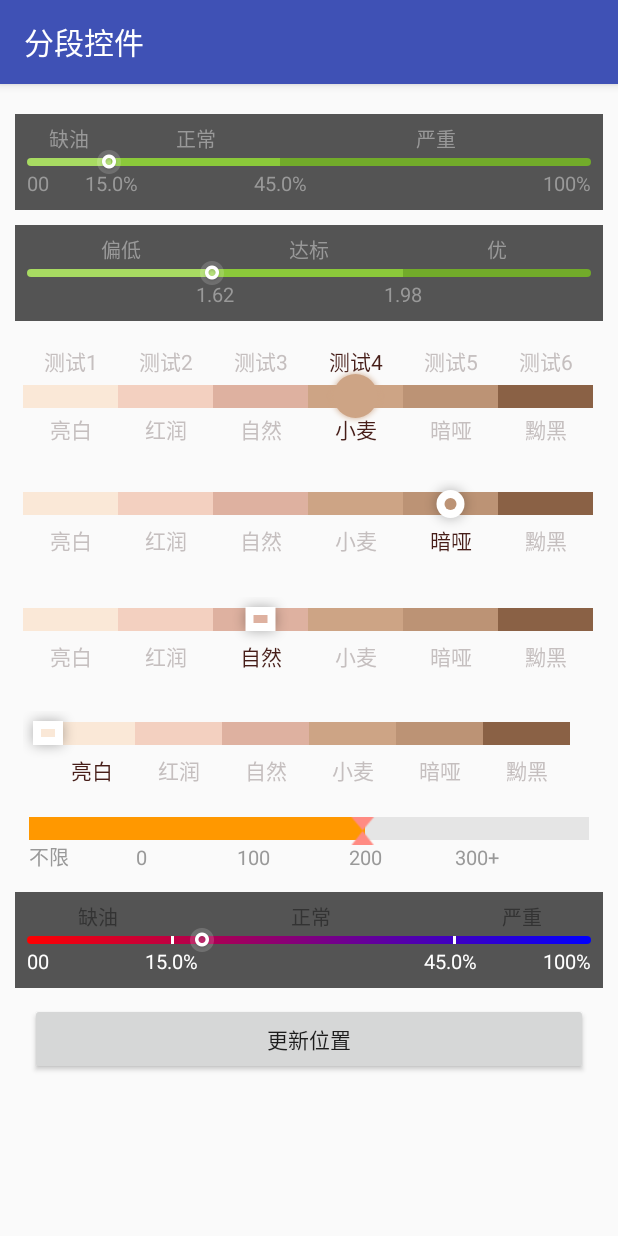
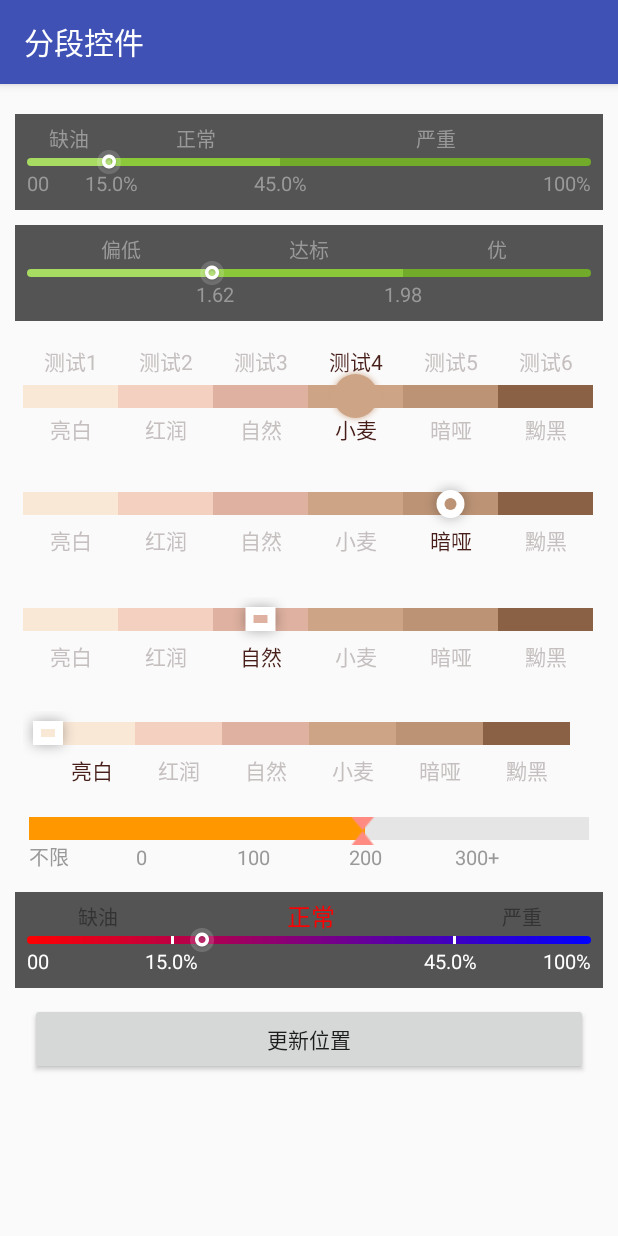
Before and after one commit to zhou-you/EasySegmentedBarView, an Android app: the TestActivity screen opened directly, with no data from a screen before it, on a phone screen of 412 x 824 dp. Run offline under Robolectric (Android 15) with nearby library versions, the phone set to English and light mode, and no system bars.

Commit message:
可以设置高亮颜色

```diff
--- a/app/src/main/res/layout/activity_test.xml
+++ b/app/src/main/res/layout/activity_test.xml
@@ -176,7 +176,9 @@
                 app:sbv_descriptionTopAlign="Center"
                 app:sbv_description_text_color="#ffffff"
                 app:sbv_description_top_text_color="#333333"
+                app:sbv_description_highlight_text_color="#ff0000"
                 app:sbv_description_text_size="13sp"
+                app:sbv_description_hightlight_text_size="16sp"
                 app:sbv_segment_gap_width="2dp"
                 app:sbv_segment_rule="scale"
                 app:sbv_show_description_text="true"
```
Also changed, not shown: 1 other file.
